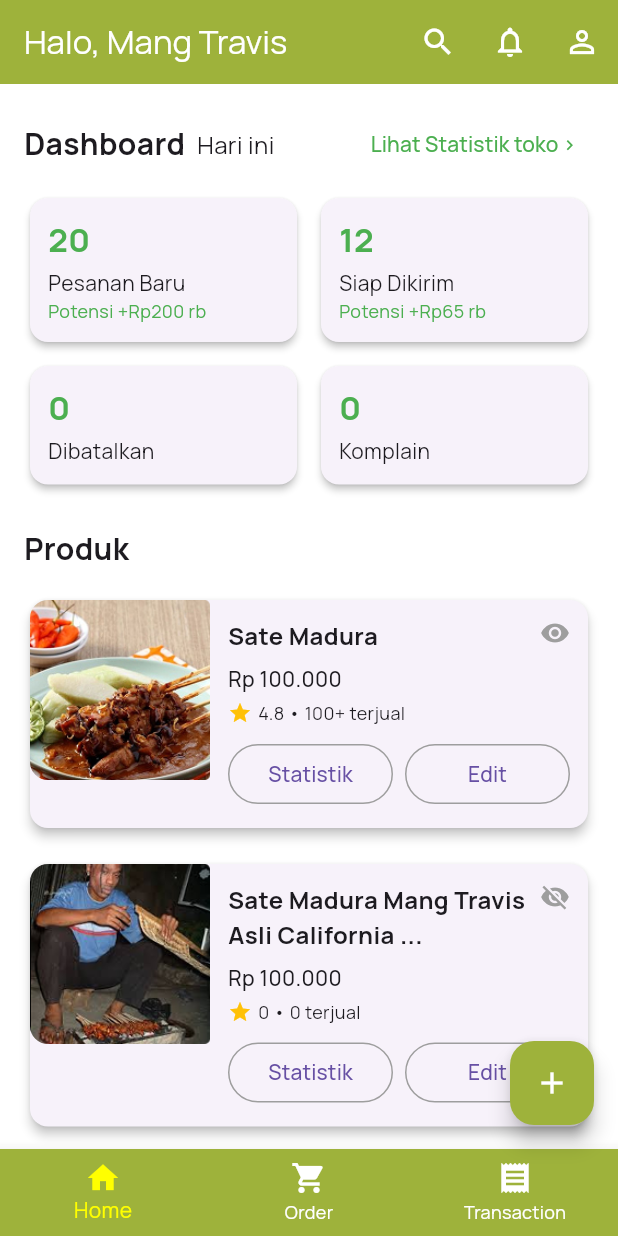
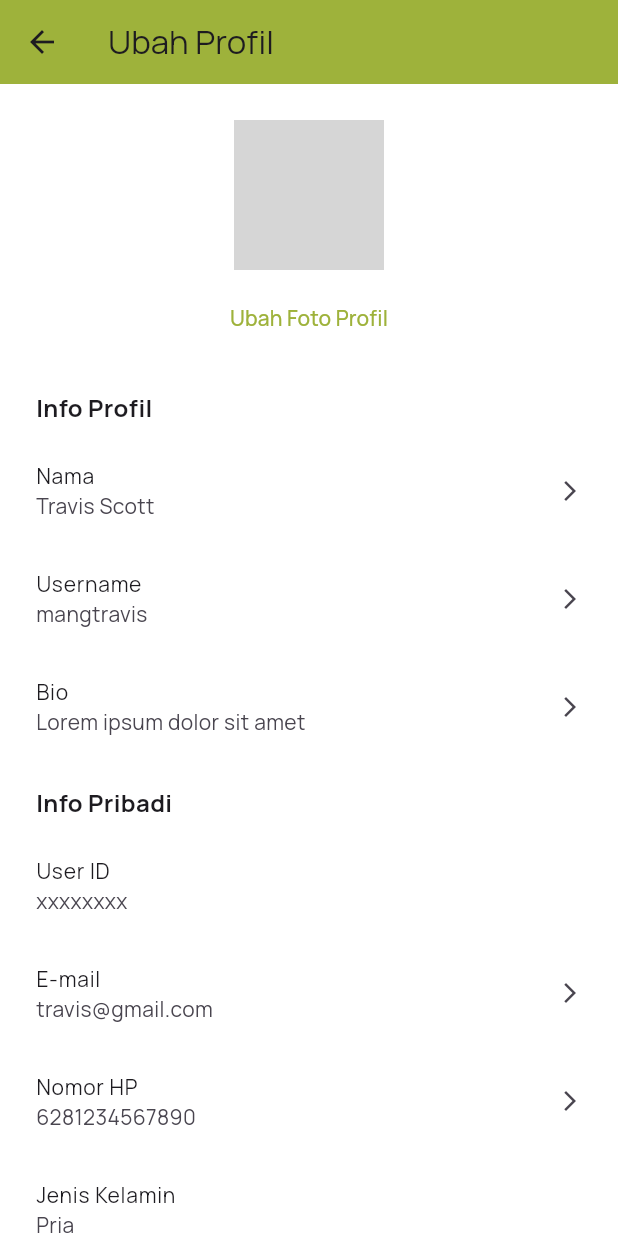
Before and after one commit to carizsm/Nustaka, a Flutter app: the SellerHomepage screen opened directly, after a tap on the "person outline" icon, on a phone screen of 412 x 824 dp. Run offline on Flutter 3.47's test engine with Material 3 defaults, Android fonts, the phone set to English and light mode, and no system bars; grey boxes are pictures that could not be loaded.

Commit message:
Tambahan halaman seller profil

```diff
--- a/lib/screens/seller_homepage.dart
+++ b/lib/screens/seller_homepage.dart
@@ -4,6 +4,8 @@ import 'seller_transaction.dart';
 import 'seller_tambah_produk.dart';
 import 'seller_statistik_toko.dart';
 import 'seller_statistik_produk.dart';
+import 'seller_profil.dart';
+import 'seller_user_data.dart';
 
 class SellerHomepage extends StatefulWidget {
   const SellerHomepage({super.key});
@@ -29,8 +31,8 @@ class _SellerHomepageState extends State<SellerHomepage> {
         automaticallyImplyLeading: false,
         backgroundColor: const Color(0xFF9EB23B),
         elevation: 0,
-        title: const Text(
-          'Halo, Mang Travis',
+        title: Text(
+          'Halo, $currentUsername',
           style: TextStyle(color: Colors.white),
         ),
         actions: [
@@ -44,7 +46,12 @@ class _SellerHomepageState extends State<SellerHomepage> {
           ),
           IconButton(
             icon: const Icon(Icons.person_outline, color: Colors.white),
-            onPressed: () {},
+            onPressed: () {
+              Navigator.push(
+                context,
+                MaterialPageRoute(builder: (context) => const SellerProfilPage()),
+              );
+            },
           ),
         ],
       ),
--- /dev/null
+++ b/lib/screens/seller_profil.dart
@@ -0,0 +1,155 @@
+import 'package:flutter/material.dart';
+import 'seller_user_data.dart';
+import 'onboarding_third.dart'; // pastikan file ini sudah ada
+
+class SellerProfilPage extends StatelessWidget {
+  const SellerProfilPage({super.key});
+
+  @override
+  Widget build(BuildContext context) {
+    return Scaffold(
+      backgroundColor: Colors.white,
+      appBar: AppBar(
+        backgroundColor: const Color(0xFF9EB23B),
+        elevation: 0,
+        title: const Text("Ubah Profil"),
+        leading: IconButton(
+          icon: const Icon(Icons.arrow_back),
+          onPressed: () => Navigator.pop(context),
+        ),
+      ),
+      body: SingleChildScrollView(
+        padding: const EdgeInsets.all(24),
+        child: Column(
+          children: [
+            Center(
+              child: Column(
+                children: [
+                  const CircleAvatar(
+                    radius: 50,
+                    backgroundImage: AssetImage('assets/images/user.jpg'),
+                  ),
+                  const SizedBox(height: 8),
+                  TextButton(
+                    onPressed: () {},
+                    child: const Text(
+                      "Ubah Foto Profil",
+                      style: TextStyle(color: Color(0xFF9EB23B)),
+                    ),
+                  ),
+                ],
+              ),
+            ),
+            const SizedBox(height: 24),
+            _buildSectionTitle("Info Profil"),
+            _buildProfileItem("Nama", "Travis Scott"),
+            _buildProfileItem("Username", "mangtravis"),
+            _buildProfileItem("Bio", "Lorem ipsum dolor sit amet"),
+            const SizedBox(height: 16),
+            _buildSectionTitle("Info Pribadi"),
+            _buildStaticItem("User ID", "xxxxxxxx"),
+            _buildProfileItem("E-mail", "travis@gmail.com"),
+            _buildProfileItem("Nomor HP", "6281234567890"),
+            _buildStaticItem("Jenis Kelamin", "Pria"),
+            _buildStaticItem("Tanggal Lahir", "14 Juni 1998"),
+            const SizedBox(height: 32),
+            Row(
+              mainAxisAlignment: MainAxisAlignment.spaceEvenly,
+              children: [
+                // Tombol Hapus Akun (belum direvisi)
+                OutlinedButton(
+                  onPressed: () {},
+                  style: OutlinedButton.styleFrom(
+                    foregroundColor: Colors.brown,
+                    side: const BorderSide(color: Colors.brown),
+                  ),
+                  child: const Text("Hapus Akun"),
+                ),
+
+                // ✅ Tombol Keluar dengan dialog
+                OutlinedButton(
+                  onPressed: () {
+                    showDialog(
+                      context: context,
+                      builder: (context) => AlertDialog(
+                        title: const Text("Keluar"),
+                        content: const Text("Yakin ingin keluar dari aplikasi?"),
+                        actions: [
+                          TextButton(
+                            onPressed: () => Navigator.pop(context),
+                            child: const Text("Tidak"),
+                          ),
+                          TextButton(
+                            onPressed: () {
+                              Navigator.pop(context); // Tutup dialog
+                              Navigator.pushReplacement(
+                                context,
+                                MaterialPageRoute(
+                                  builder: (context) => const OnboardingThird(),
+                                ),
+                              );
+                            },
+                            child: const Text("Ya"),
+                          ),
+                        ],
+                      ),
+                    );
+                  },
+                  style: OutlinedButton.styleFrom(
+                    foregroundColor: Colors.orange,
+                    side: const BorderSide(color: Colors.orange),
+                  ),
+                  child: const Text("Keluar"),
+                ),
+
+                ElevatedButton(
+                  onPressed: () {
+                    currentUsername = "mangtravis";
+                    ScaffoldMessenger.of(context).showSnackBar(
+                      const SnackBar(content: Text("Profil berhasil disimpan")),
+                    );
+                    Navigator.pop(context);
+                  },
+                  style: ElevatedButton.styleFrom(
+                    backgroundColor: const Color(0xFF9EB23B),
+                    foregroundColor: Colors.white,
+                  ),
+                  child: const Text("Simpan"),
+                ),
+              ],
+            ),
+          ],
+        ),
+      ),
+    );
+  }
+
+  Widget _buildSectionTitle(String title) {
+    return Container(
+      width: double.infinity,
+      margin: const EdgeInsets.only(bottom: 8),
+      child: Text(
+        title,
+        style: const TextStyle(fontWeight: FontWeight.bold, fontSize: 16),
+      ),
+    );
+  }
+
+  Widget _buildProfileItem(String label, String value) {
+    return ListTile(
+      contentPadding: EdgeInsets.zero,
+      title: Text(label, style: const TextStyle(fontSize: 14)),
+      subtitle: Text(value),
+      trailing: const Icon(Icons.arrow_forward_ios, size: 16),
+      onTap: () {},
+    );
+  }
+
+  Widget _buildStaticItem(String label, String value) {
+    return ListTile(
+      contentPadding: EdgeInsets.zero,
+      title: Text(label, style: const TextStyle(fontSize: 14)),
+      subtitle: Text(value),
+    );
+  }
+}
--- /dev/null
+++ b/lib/screens/seller_user_data.dart
@@ -0,0 +1 @@
+String currentUsername = 'mangtravis';
```
